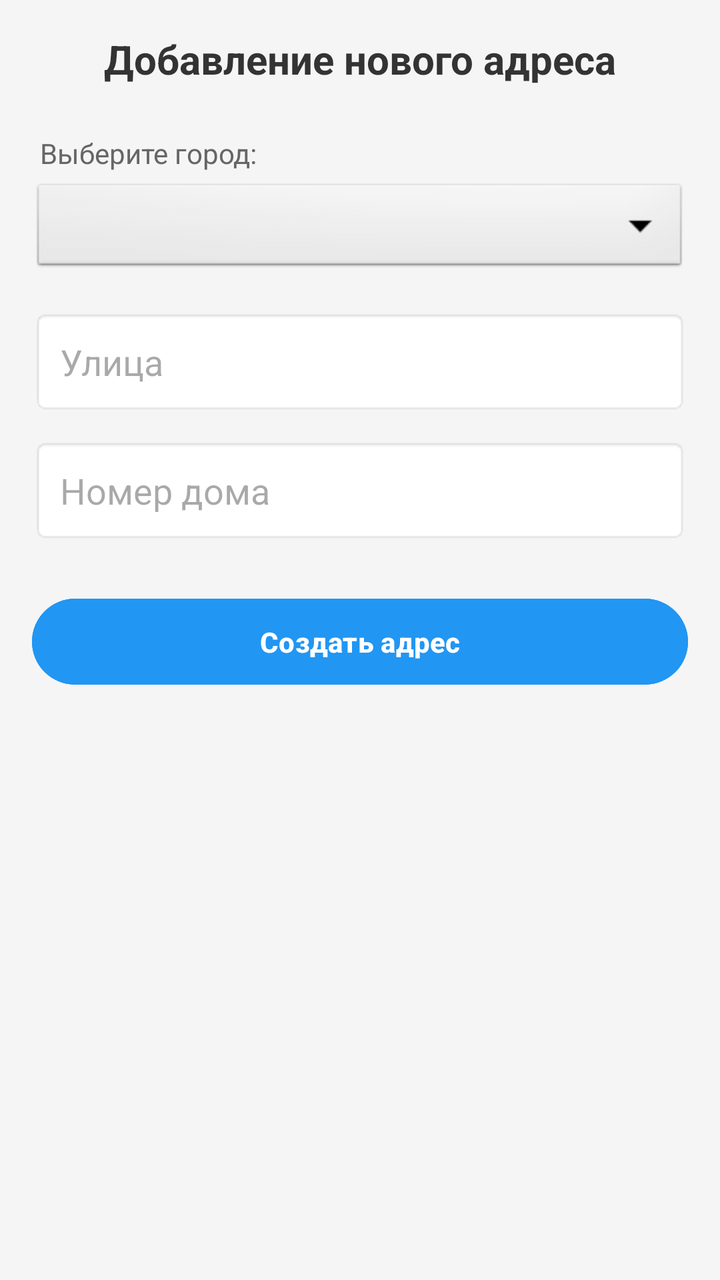
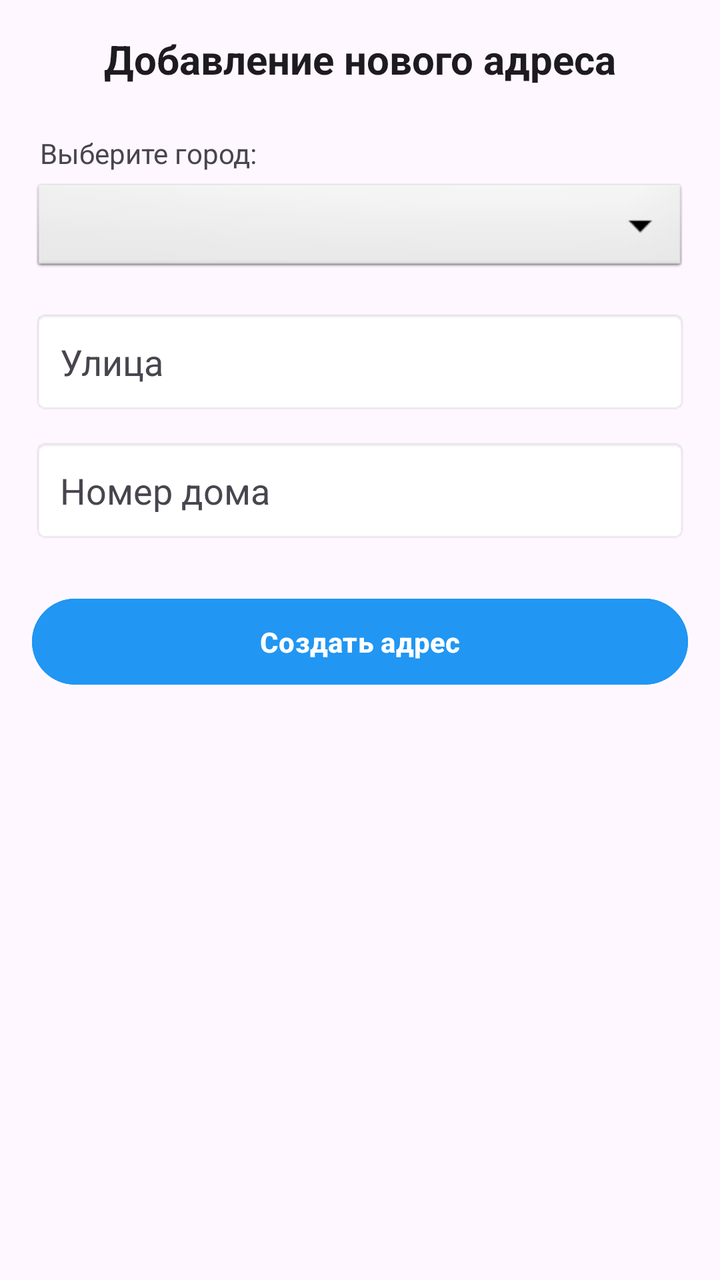

Before-and-after screenshots of an Android layout around one commit, followed by the original layout XML and the change that was made.
<!-- AndroidManifest.xml: application theme Theme.BaseHome -->
<!-- res/layout/activity_add_address.xml -->
<?xml version="1.0" encoding="utf-8"?>
<LinearLayout xmlns:android="http://schemas.android.com/apk/res/android"
    android:layout_width="match_parent"
    android:layout_height="match_parent"
    android:orientation="vertical"
    android:padding="16dp"
    android:background="#F5F5F5">

    <TextView
        android:id="@+id/tvAddTitle"
        android:layout_width="match_parent"
        android:layout_height="wrap_content"
        android:text="Добавление нового адреса"
        android:textSize="20sp"
        android:textStyle="bold"
        android:textColor="#333333"
        android:layout_marginBottom="24dp"
        android:gravity="center" />

    <TextView
        android:layout_width="match_parent"
        android:layout_height="wrap_content"
        android:text="Выберите город:"
        android:textSize="14sp"
        android:textColor="#666666"
        android:layout_marginBottom="4dp"
        android:layout_marginStart="4dp"/>

    <Spinner
        android:id="@+id/spinnerCity"
        android:layout_width="match_parent"
        android:layout_height="wrap_content"
        android:layout_marginBottom="16dp"
        android:padding="12dp"
        android:background="@android:drawable/btn_dropdown"
        android:spinnerMode="dropdown" />

    <EditText
        android:id="@+id/etStreet"
        android:layout_width="match_parent"
        android:layout_height="wrap_content"
        android:hint="Улица"
        android:padding="14dp"
        android:layout_marginBottom="12dp"
        android:background="@android:drawable/editbox_background"
        android:inputType="textCapSentences" />

    <EditText
        android:id="@+id/etHouse"
        android:layout_width="match_parent"
        android:layout_height="wrap_content"
        android:hint="Номер дома"
        android:padding="14dp"
        android:layout_marginBottom="24dp"
        android:background="@android:drawable/editbox_background"
        android:inputType="textCapSentences" />

    <Button
        android:id="@+id/btnSave"
        android:layout_width="match_parent"
        android:layout_height="wrap_content"
        android:text="Создать адрес"
        android:backgroundTint="#2196F3"
        android:textColor="@android:color/white"
        android:padding="12dp"
        android:textStyle="bold" />

</LinearLayout>
<!-- resources referenced by this layout -->
<resources>
  <style name="Theme.BaseHome" parent="Base.Theme.BaseHome" />
  <style name="Base.Theme.BaseHome" parent="Theme.Material3.DayNight.NoActionBar">
          
          
      </style>
</resources>

<!-- the commit's change to res/layout/activity_add_address.xml (unified diff, before → after) -->
@@ -4,7 +4,7 @@
     android:layout_height="match_parent"
     android:orientation="vertical"
     android:padding="16dp"
-    android:background="#F5F5F5">
+    android:background="?android:attr/windowBackground">
 
     <TextView
         android:id="@+id/tvAddTitle"
@@ -13,7 +13,7 @@
         android:text="Добавление нового адреса"
         android:textSize="20sp"
         android:textStyle="bold"
-        android:textColor="#333333"
+        android:textColor="?android:attr/textColorPrimary"
         android:layout_marginBottom="24dp"
         android:gravity="center" />
 
@@ -22,7 +22,7 @@
         android:layout_height="wrap_content"
         android:text="Выберите город:"
         android:textSize="14sp"
-        android:textColor="#666666"
+        android:textColor="?android:attr/textColorSecondary"
         android:layout_marginBottom="4dp"
         android:layout_marginStart="4dp"/>
 
@@ -42,6 +42,8 @@
         android:hint="Улица"
         android:padding="14dp"
         android:layout_marginBottom="12dp"
+        android:textColor="?android:attr/textColorPrimary"
+        android:textColorHint="?android:attr/textColorSecondary"
         android:background="@android:drawable/editbox_background"
         android:inputType="textCapSentences" />
 
@@ -52,6 +54,8 @@
         android:hint="Номер дома"
         android:padding="14dp"
         android:layout_marginBottom="24dp"
+        android:textColor="?android:attr/textColorPrimary"
+        android:textColorHint="?android:attr/textColorSecondary"
         android:background="@android:drawable/editbox_background"
         android:inputType="textCapSentences" />
 
